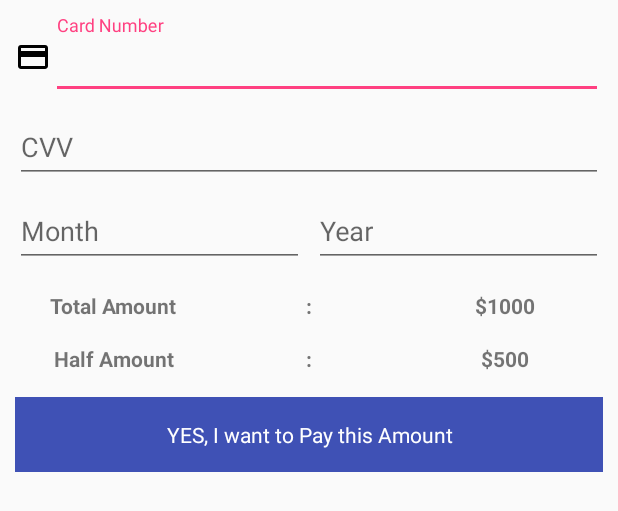
After one commit to jawad-aziz-farhad/InventoryOrders, an Android app: the layout stripe.xml on its own in the app's theme, with its tools: preview values and no code run, on a phone screen of 412 x 824 dp. The commit adds this screen. Shown: the top 511 px of the screen. Run offline under Robolectric (Android 15) with nearby library versions, the phone set to English and light mode, and no system bars; network calls fail.

Commit message:
Stripe Layout added.

```diff
--- a/app/src/main/java/com/imFarhad/inventoryorders/activities/ShowLocation.java
+++ b/app/src/main/java/com/imFarhad/inventoryorders/activities/ShowLocation.java
@@ -5,7 +5,6 @@ import android.animation.Animator;
 import android.animation.AnimatorListenerAdapter;
 import android.animation.ValueAnimator;
 import android.content.pm.PackageManager;
-import android.graphics.BitmapFactory;
 import android.os.Bundle;
 import android.support.annotation.NonNull;
 import android.support.design.widget.FloatingActionButton;
@@ -19,7 +18,6 @@ import android.view.View;
 import android.view.animation.LinearInterpolator;
 import android.widget.Toast;
 
-import com.google.android.gms.common.util.JsonUtils;
 import com.google.android.gms.maps.CameraUpdateFactory;
 import com.google.android.gms.maps.GoogleMap;
 import com.google.android.gms.maps.OnMapReadyCallback;
--- a/app/src/main/java/com/imFarhad/inventoryorders/app/AppConfig.java
+++ b/app/src/main/java/com/imFarhad/inventoryorders/app/AppConfig.java
@@ -19,4 +19,5 @@ public class AppConfig {
     public static final String PUBNUB_PUBLISHKEY = "pub-c-f86699fe-3463-4dc7-a4a6-766de441b451";
     public static final String PUBNUB_SUBSCRIBE_KEY = "sub-c-5dcd8e30-c78c-11e8-8f2a-6ea01b4be699";
     public static final String PUBNUB_CHANNEL_NAME = "TrackLocation";
+    public static final String STRIPE_KEY = "pk_test_XpE228pCSBMrfoZmC5601SlQ";
 }
--- /dev/null
+++ b/app/src/main/java/com/imFarhad/inventoryorders/app/StripePayment.java
@@ -0,0 +1,91 @@
+package com.imFarhad.inventoryorders.app;
+
+import android.app.Dialog;
+import android.content.Context;
+import android.text.TextUtils;
+import android.view.View;
+import android.view.WindowManager;
+import android.widget.EditText;
+import android.widget.TextView;
+import android.widget.Toast;
+
+import com.imFarhad.inventoryorders.R;
+import com.stripe.android.Stripe;
+
+import org.w3c.dom.Text;
+
+/**
+ * Created by Farhad on 11/10/2018.
+ */
+
+public class StripePayment {
+
+    private Context context;
+    private Dialog dialog;
+    private EditText cardNum, cardCVV , cardExpiryMonth , cardExpiryYear;
+    private TextView totalAmount, halfAmount;
+
+    public StripePayment(Context context){
+        this.context = context;
+    }
+
+    public void OpenDialog() {
+        dialog = new Dialog(context);
+        dialog.setContentView(R.layout.stripe);
+
+        cardNum = (EditText)dialog.findViewById(R.id.cardNo);
+        cardCVV = (EditText)dialog.findViewById(R.id.cvv);
+        cardExpiryMonth = (EditText)dialog.findViewById(R.id.card_expiry_month);
+        cardExpiryYear  = (EditText)dialog.findViewById(R.id.card_expiry_year);
+
+        totalAmount = (TextView)dialog.findViewById(R.id.total_amount);
+        halfAmount  = (TextView)dialog.findViewById(R.id.half_amount);
+
+        TextView submit  =(TextView)dialog.findViewById(R.id.submit);
+
+        submit.setOnClickListener(new View.OnClickListener() {
+            @Override
+            public void onClick(View view) {
+                validateCardInfo();
+            }
+        });
+    }
+
+
+    private void validateCardInfo(){
+        String card_num = cardNum.getText().toString();
+        String card_cvv = cardCVV.getText().toString();
+        String card_expiry_month = cardExpiryMonth.getText().toString();
+        String card_expiry_year = cardExpiryYear.getText().toString();
+
+
+        if(TextUtils.isEmpty(card_num) && TextUtils.isEmpty(card_cvv) && TextUtils.isEmpty(card_expiry_month) && TextUtils.isEmpty(card_expiry_year)){
+            cardNum.setError(context.getString(R.string.error_field_required));
+            cardCVV.setError(context.getString(R.string.error_field_required));
+            cardExpiryMonth.setError(context.getString(R.string.error_field_required));
+            cardExpiryYear.setError(context.getString(R.string.error_field_required));
+            Toast.makeText(context, context.getString(R.string.error_field_required), Toast.LENGTH_LONG).show();
+        }
+
+        if(TextUtils.isEmpty(card_num))
+            cardNum.setError(context.getString(R.string.error_field_required));
+
+        if(TextUtils.isEmpty(card_cvv))
+            cardCVV.setError(context.getString(R.string.error_field_required));
+
+        if(TextUtils.isEmpty(card_expiry_month))
+            cardExpiryMonth.setError(context.getString(R.string.error_field_required));
+
+        if(TextUtils.isEmpty(card_expiry_year))
+            cardExpiryYear.setError(context.getString(R.string.error_field_required));
+
+        else{
+
+
+        }
+
+
+    }
+
+
+}
--- a/app/src/main/java/com/imFarhad/inventoryorders/fragments/CartItemsFragment.java
+++ b/app/src/main/java/com/imFarhad/inventoryorders/fragments/CartItemsFragment.java
@@ -25,11 +25,13 @@ import com.google.gson.reflect.TypeToken;
 import com.imFarhad.inventoryorders.R;
 import com.imFarhad.inventoryorders.adapters.CartItemsAdapter;
 import com.imFarhad.inventoryorders.adapters.ProductsAdapter;
+import com.imFarhad.inventoryorders.app.AppConfig;
 import com.imFarhad.inventoryorders.app.AppController;
 import com.imFarhad.inventoryorders.app.RecyclerItemTouchListener;
 import com.imFarhad.inventoryorders.interfaces.ItemTouchListener;
 import com.imFarhad.inventoryorders.interfaces.ProductItemClickListener;
 import com.imFarhad.inventoryorders.models.Product;
+import com.stripe.android.Stripe;
 
 import java.util.ArrayList;
 import java.util.List;
@@ -41,6 +43,7 @@ public class CartItemsFragment extends Fragment implements ItemTouchListener{
     private CartItemsAdapter cartItemsAdapter;
     private RelativeLayout recyclerViewLayout;
     private Button checkOutBtn;
+    private Stripe stripe;
 
     @Override
     public void onAttach(Context context) {
@@ -68,6 +71,8 @@ public class CartItemsFragment extends Fragment implements ItemTouchListener{
                 fragmentManager.beginTransaction().addToBackStack(null).replace(R.id.flContent, fragment).commit();
             }
         });
+
+        stripe = new Stripe(getActivity(), AppConfig.STRIPE_KEY);
 
         recyclerViewLayout = (RelativeLayout)view.findViewById(R.id.recycler_view_layout);
         RecyclerView recyclerView = (RecyclerView)view.findViewById(R.id.recycler_view);
--- /dev/null
+++ b/app/src/main/res/drawable/ic_credit_card.xml
@@ -0,0 +1,9 @@
+<vector xmlns:android="http://schemas.android.com/apk/res/android"
+        android:width="24dp"
+        android:height="24dp"
+        android:viewportWidth="24.0"
+        android:viewportHeight="24.0">
+    <path
+        android:fillColor="#FF000000"
+        android:pathData="M20,4L4,4c-1.11,0 -1.99,0.89 -1.99,2L2,18c0,1.11 0.89,2 2,2h16c1.11,0 2,-0.89 2,-2L22,6c0,-1.11 -0.89,-2 -2,-2zM20,18L4,18v-6h16v6zM20,8L4,8L4,6h16v2z"/>
+</vector>
--- a/app/src/main/res/layout/signup.xml
+++ b/app/src/main/res/layout/signup.xml
@@ -1,3 +1,4 @@
+<?xml version="1.0" encoding="utf-8" ?>
 <RelativeLayout xmlns:android="http://schemas.android.com/apk/res/android"
     xmlns:tools="http://schemas.android.com/tools"
     android:layout_width="match_parent"
--- /dev/null
+++ b/app/src/main/res/layout/stripe.xml
@@ -0,0 +1,158 @@
+<?xml version="1.0" encoding="utf-8"?>
+<LinearLayout
+    xmlns:android="http://schemas.android.com/apk/res/android" android:layout_width="match_parent"
+    android:layout_height="match_parent"
+    android:orientation="vertical"
+    android:padding="10dp">
+
+    <LinearLayout
+        android:layout_width="match_parent"
+        android:layout_height="wrap_content"
+        android:orientation="horizontal"
+        android:gravity="center_vertical">
+
+        <ImageView
+            android:layout_width="wrap_content"
+            android:layout_height="wrap_content"
+            android:src="@drawable/ic_credit_card"/>
+
+        <android.support.design.widget.TextInputLayout
+            android:layout_width="match_parent"
+            android:layout_height="wrap_content">
+
+            <android.support.design.widget.TextInputEditText
+                android:id="@+id/cardNo"
+                android:layout_width="match_parent"
+                android:layout_height="wrap_content"
+                android:maxLength="16"
+                android:hint="Card Number"/>
+        </android.support.design.widget.TextInputLayout>
+    </LinearLayout>
+
+    <android.support.design.widget.TextInputLayout
+        android:layout_width="match_parent"
+        android:layout_height="wrap_content">
+
+        <android.support.design.widget.TextInputEditText
+            android:id="@+id/cvv"
+            android:layout_width="match_parent"
+            android:layout_height="wrap_content"
+            android:maxLength="4"
+            android:hint="CVV"/>
+    </android.support.design.widget.TextInputLayout>
+
+    <LinearLayout
+        android:layout_width="match_parent"
+        android:layout_height="wrap_content"
+        android:orientation="horizontal">
+
+        <android.support.design.widget.TextInputLayout
+            android:layout_width="0dp"
+            android:layout_height="wrap_content"
+            android:layout_marginRight="3dp"
+            android:layout_weight="1">
+
+            <android.support.design.widget.TextInputEditText
+                android:id="@+id/card_expiry_month"
+                android:layout_width="match_parent"
+                android:layout_height="wrap_content"
+                android:maxLength="2"
+                android:hint="Month"/>
+        </android.support.design.widget.TextInputLayout>
+
+        <android.support.design.widget.TextInputLayout
+            android:layout_width="0dp"
+            android:layout_height="wrap_content"
+            android:layout_marginLeft="3dp"
+            android:layout_weight="1">
+
+            <android.support.design.widget.TextInputEditText
+                android:id="@+id/card_expiry_year"
+                android:layout_width="match_parent"
+                android:layout_height="wrap_content"
+                android:maxLength="2"
+                android:hint="Year"/>
+        </android.support.design.widget.TextInputLayout>
+
+    </LinearLayout>
+
+    <LinearLayout
+        android:layout_width="match_parent"
+        android:layout_height="wrap_content"
+        android:orientation="horizontal"
+        android:layout_marginTop="@dimen/activity_vertical_margin">
+
+        <TextView
+            android:layout_width="0dp"
+            android:layout_weight="1"
+            android:layout_height="wrap_content"
+            android:text="@string/total_amount"
+            android:textStyle="bold"
+            android:gravity="center_horizontal"/>
+
+        <TextView
+            android:layout_width="0dp"
+            android:layout_weight="1"
+            android:layout_height="wrap_content"
+            android:text=":"
+            android:textStyle="bold"
+            android:gravity="center_horizontal"/>
+
+        <TextView
+            android:id="@+id/total_amount"
+            android:layout_width="0dp"
+            android:layout_weight="1"
+            android:layout_height="wrap_content"
+            android:text="$1000"
+            android:textStyle="bold"
+            android:gravity="center_horizontal"/>
+
+    </LinearLayout>
+
+
+    <LinearLayout
+        android:layout_width="match_parent"
+        android:layout_height="wrap_content"
+        android:orientation="horizontal"
+        android:layout_marginTop="@dimen/activity_vertical_margin">
+
+        <TextView
+            android:layout_width="0dp"
+            android:layout_weight="1"
+            android:layout_height="wrap_content"
+            android:text="@string/half_amount"
+            android:textStyle="bold"
+            android:gravity="center_horizontal"/>
+
+        <TextView
+            android:layout_width="0dp"
+            android:layout_weight="1"
+            android:layout_height="wrap_content"
+            android:text=":"
+            android:textStyle="bold"
+            android:gravity="center_horizontal"/>
+
+        <TextView
+            android:id="@+id/half_amount"
+            android:layout_width="0dp"
+            android:layout_weight="1"
+            android:layout_height="wrap_content"
+            android:text="$500"
+            android:textStyle="bold"
+            android:gravity="center_horizontal"/>
+
+    </LinearLayout>
+
+    <TextView
+        android:id="@+id/submit"
+        android:layout_width="match_parent"
+        android:layout_height="wrap_content"
+        android:text="@string/payment_confirmation"
+        android:padding="15dp"
+        android:layout_marginTop="@dimen/activity_vertical_margin"
+        android:gravity="center"
+        android:background="@color/colorPrimary"
+        android:textColor="@android:color/white"
+        />
+
+</LinearLayout>
--- a/app/src/main/res/values/strings.xml
+++ b/app/src/main/res/values/strings.xml
@@ -76,4 +76,8 @@
     <string name="title_activity_location_tracking">LocationTracking</string>
     <string name="title_activity_show_location">ShowLocation</string>
 
+    <string name="payment_confirmation">YES, I want to Pay this Amount</string>
+    <string name="half_amount">Half Amount</string>
+    <string name="total_amount">Total Amount</string>
+
 </resources>
--- a/app/src/main/res/values/styles.xml
+++ b/app/src/main/res/values/styles.xml
@@ -32,6 +32,7 @@
         <item name="android:background">#0000FF</item>
         <item name="editTextStyle">@style/EditTextOverride</item>
         <item name="android:editTextStyle">@style/EditTextOverride</item>
+        <item name="android:orientation">vertical</item>
     </style>
 
     <style name="EditTextOverride" parent="@android:style/Widget.EditText">
```
Lines whose indentation alone changed are shown as unchanged.
